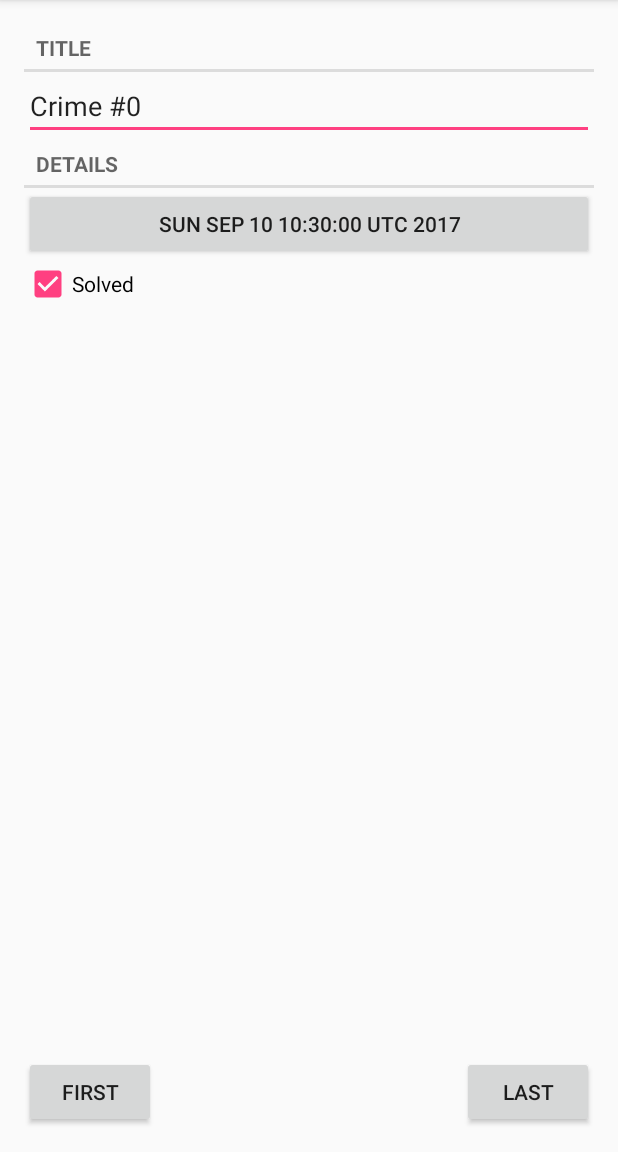
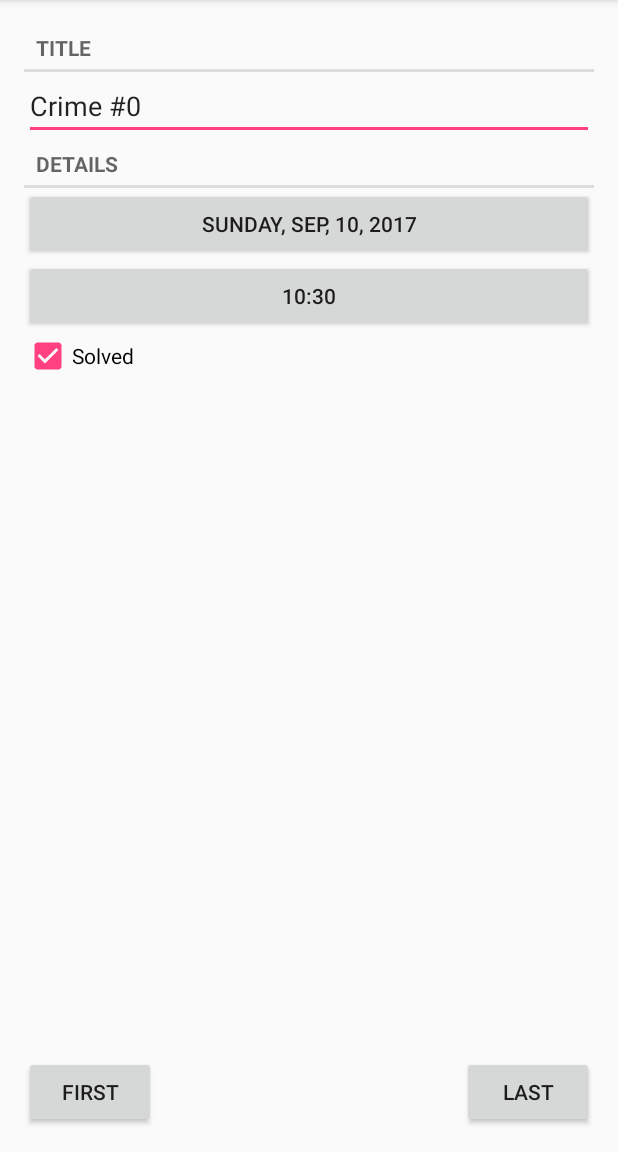
Before and after one commit to macuta/CriminalIntent, an Android app: the CrimeFragment screen opened directly, with no data from a screen before it, on a phone screen of 412 x 824 dp, the part 84-1236 px from its top. Run offline under Robolectric (Android 15) with nearby library versions, the phone set to English and light mode, and no system bars.

Commit message:
time picker

```diff
--- a/app/src/main/java/com/bignerdranch/android/criminalintent/CrimeFragment.java
+++ b/app/src/main/java/com/bignerdranch/android/criminalintent/CrimeFragment.java
@@ -8,6 +8,7 @@ import android.support.v4.app.Fragment;
 import android.support.v4.app.FragmentManager;
 import android.text.Editable;
 import android.text.TextWatcher;
+import android.text.format.DateFormat;
 import android.view.LayoutInflater;
 import android.view.View;
 import android.view.ViewGroup;
@@ -27,9 +28,12 @@ public class CrimeFragment extends Fragment
     private Crime mCrime;
     private EditText mTitleField;
     private Button mDateButton;
+    private Button mTimeButton;
     private CheckBox mSolvedCheckBox;
     private static final String DIALOG_DATE = "DialogDate";
+    private static final String DIALOG_TIME = "DialogTime";
     private static final int REQUEST_DATE = 0;
+    private static final int REQUEST_TIME = 1;
 
     public static CrimeFragment newInstance(UUID crimeId)
     {
@@ -88,6 +92,18 @@ public class CrimeFragment extends Fragment
            }
         });
 
+        mTimeButton = (Button) v.findViewById(R.id.crime_time);
+        updateTime();
+        mTimeButton.setOnClickListener(new OnClickListener() {
+            @Override
+            public void onClick(View v) {
+                FragmentManager manager = getFragmentManager();
+                TimePickerFragment dialog = TimePickerFragment.newInstance(mCrime.getDate());
+                dialog.setTargetFragment(CrimeFragment.this, REQUEST_TIME);
+                dialog.show(manager, DIALOG_TIME);
+            }
+        });
+
         mSolvedCheckBox = (CheckBox) v.findViewById(R.id.crime_solved);
         mSolvedCheckBox.setChecked(mCrime.isSolved());
         mSolvedCheckBox.setOnCheckedChangeListener(new OnCheckedChangeListener() {
@@ -110,9 +126,20 @@ public class CrimeFragment extends Fragment
             mCrime.setDate(date);
             updateDate();
         }
+        if (requestCode == REQUEST_TIME) {
+            Date date = (Date) data.getSerializableExtra(TimePickerFragment.EXTRA_TIME);
+            mCrime.setDate(date);
+            updateTime();
+        }
     }
 
     private void updateDate() {
-        mDateButton.setText(mCrime.getDate().toString());
+        CharSequence stringDate = DateFormat.format("EEEE, MMM, dd, yyyy", mCrime.getDate());
+        mDateButton.setText(stringDate);
+    }
+
+    private void updateTime() {
+        CharSequence stringTime = DateFormat.format("HH:mm", mCrime.getDate());
+        mTimeButton.setText(stringTime);
     }
 }
--- /dev/null
+++ b/app/src/main/res/layout/dialog_time.xml
@@ -0,0 +1,6 @@
+<?xml version="1.0" encoding="utf-8"?>
+<TimePicker xmlns:android="http://schemas.android.com/apk/res/android"
+    android:layout_width="match_parent"
+    android:layout_height="match_parent"
+    android:id="@+id/dialog_time_picker">
+</TimePicker>
--- a/app/src/main/res/layout/fragment_crime.xml
+++ b/app/src/main/res/layout/fragment_crime.xml
@@ -35,6 +35,11 @@
             android:layout_width="match_parent"
             android:layout_height="wrap_content" />
 
+        <Button
+            android:id="@+id/crime_time"
+            android:layout_width="match_parent"
+            android:layout_height="wrap_content" />
+
         <CheckBox
             android:id="@+id/crime_solved"
             android:layout_width="match_parent"
--- a/app/src/main/res/values/strings.xml
+++ b/app/src/main/res/values/strings.xml
@@ -7,4 +7,5 @@
     <string name="crime_first">first</string>
     <string name="crime_last">last</string>
     <string name="date_picker_title">Date of crime:</string>
+    <string name="time_picker_title">Time for crime:</string>
 </resources>
```
Also changed, not shown: app/src/main/java/com/bignerdranch/android/criminalintent/TimePickerFragment.java (added, +73 -0 lines).
